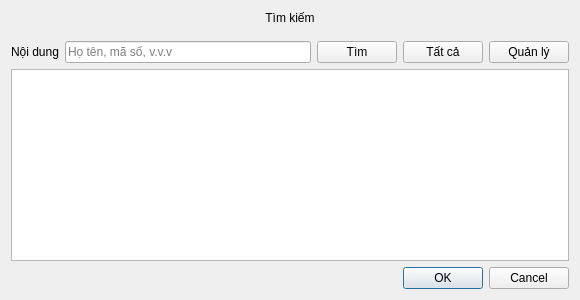
Qt form app/view/dialog/dlgsearch.ui (emtrai/hrm_monastery) before a commit.
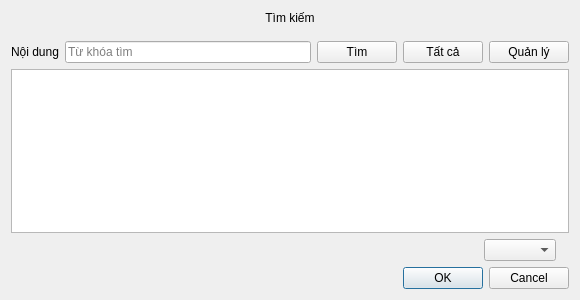
The same form after that commit. Icons and pictures are not drawn.

Patch:
```diff
--- a/app/view/dialog/dlgsearch.ui
+++ b/app/view/dialog/dlgsearch.ui
@@ -41,7 +41,7 @@
        <item>
         <widget class="QLineEdit" name="txtName">
          <property name="placeholderText">
-          <string>Họ tên, mã số, v.v.v</string>
+          <string>Từ khóa tìm</string>
          </property>
         </widget>
        </item>
@@ -80,6 +80,36 @@
        </property>
       </widget>
      </item>
+     <item>
+      <layout class="QHBoxLayout" name="horizontalLayout_3">
+       <property name="topMargin">
+        <number>0</number>
+       </property>
+       <item>
+        <spacer name="horizontalSpacer">
+         <property name="orientation">
+          <enum>Qt::Horizontal</enum>
+         </property>
+         <property name="sizeHint" stdset="0">
+          <size>
+           <width>40</width>
+           <height>20</height>
+          </size>
+         </property>
+        </spacer>
+       </item>
+       <item>
+        <widget class="QComboBox" name="cbPage"/>
+       </item>
+       <item>
+        <widget class="QLabel" name="lblPage">
+         <property name="text">
+          <string/>
+         </property>
+        </widget>
+       </item>
+      </layout>
+     </item>
     </layout>
    </item>
    <item>
```
Left out of the diff: 2 changed lines with no effect on the pictures.
